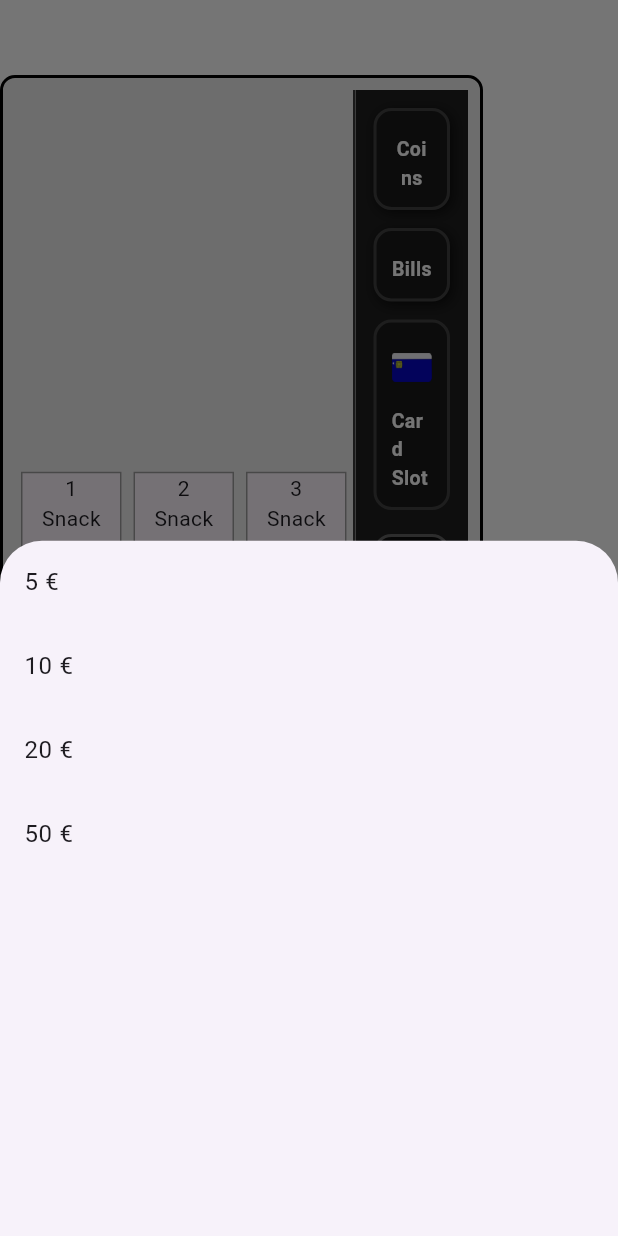
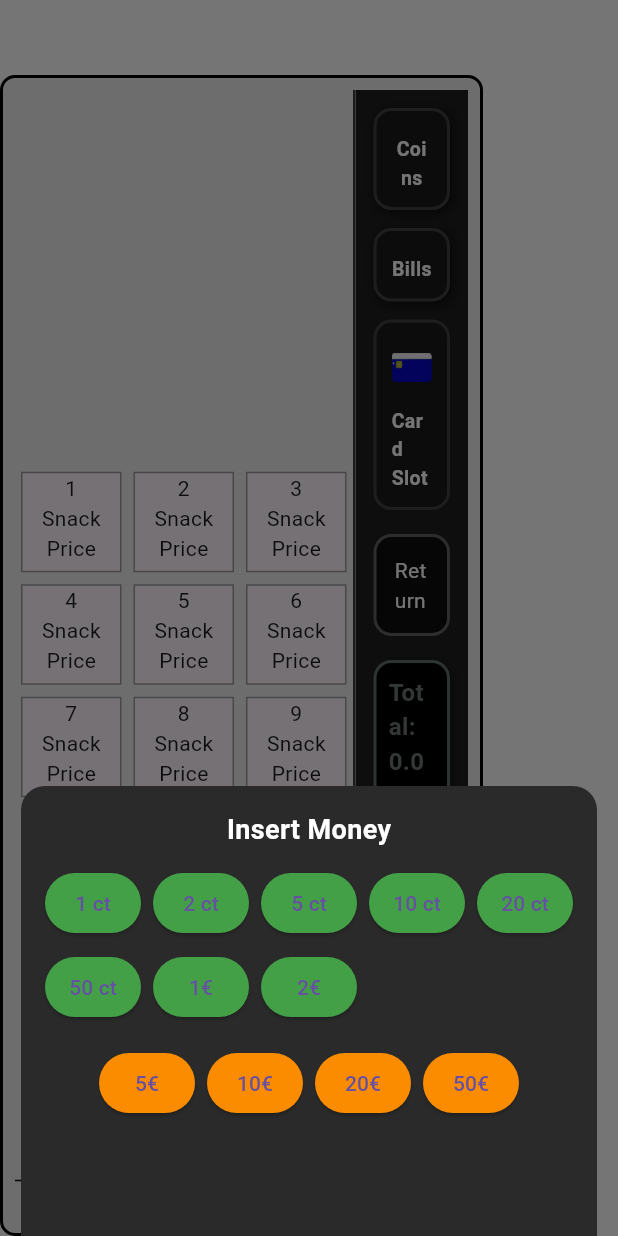
Before and after one commit to GFerhat/snackautomat, a Flutter app: the screen it shows after launch, after a tap on "Bills", on a phone screen of 412 x 824 dp. Run offline on Flutter 3.47's test engine with Material 3 defaults, Android fonts, the phone set to English and light mode, and no system bars.

Commit message:
Issue #17: Implement InsertMoneyWindow for coin, bill insertion in Sidebar and integrated into sidbar.

```diff
--- /dev/null
+++ b/lib/widgets/vending_machine/sidebar/insert_money_window.dart
@@ -0,0 +1,85 @@
+import 'package:flutter/material.dart';
+
+class InsertMoneyWindow extends StatelessWidget {
+  final Function(int) onInsert;
+  final List<int> coinValues;
+  final List<int> billValues;
+
+  const InsertMoneyWindow({
+    super.key,
+    required this.onInsert,
+    required this.coinValues,
+    required this.billValues,
+  });
+
+  @override
+  Widget build(BuildContext context) {
+    return Container(
+      padding: const EdgeInsets.all(16),
+      height: 300,
+      decoration: const BoxDecoration(
+        color: Color(0xFF2A2A2A),
+        borderRadius: BorderRadius.vertical(top: Radius.circular(16)),
+      ),
+      child: Column(
+        children: [
+          const Text(
+            "Insert Money",
+            style: TextStyle(
+              fontSize: 18,
+              fontWeight: FontWeight.bold,
+              color: Colors.white,
+            ),
+          ),
+          const SizedBox(height: 12),
+
+          // Coins
+          Wrap(
+            spacing: 8,
+            runSpacing: 8,
+            children: coinValues.map((v) {
+              return ElevatedButton(
+                onPressed: () {
+                  onInsert(v);
+                  Navigator.pop(context);
+                },
+                style: ElevatedButton.styleFrom(
+                  backgroundColor: Colors.green.shade600,
+                  padding: const EdgeInsets.symmetric(
+                    horizontal: 12,
+                    vertical: 8,
+                  ),
+                ),
+                child: Text(v < 100 ? "$v ct" : "${v ~/ 100}€"),
+              );
+            }).toList(),
+          ),
+
+          const SizedBox(height: 16),
+
+          // Bills
+          Wrap(
+            spacing: 8,
+            runSpacing: 8,
+            children: billValues.map((v) {
+              return ElevatedButton(
+                onPressed: () {
+                  onInsert(v);
+                  Navigator.pop(context);
+                },
+                style: ElevatedButton.styleFrom(
+                  backgroundColor: Colors.orange.shade600,
+                  padding: const EdgeInsets.symmetric(
+                    horizontal: 12,
+                    vertical: 8,
+                  ),
+                ),
+                child: Text("${v ~/ 100}€"),
+              );
+            }).toList(),
+          ),
+        ],
+      ),
+    );
+  }
+}
--- a/lib/widgets/vending_machine/sidebar/sidebar.dart
+++ b/lib/widgets/vending_machine/sidebar/sidebar.dart
@@ -3,6 +3,7 @@ import 'coin_slot.dart';
 import 'bill_slot.dart';
 import 'card_slot.dart';
 import 'coin_tray.dart';
+import 'insert_money_window.dart';
 
 class Sidebar extends StatefulWidget {
   const Sidebar({super.key});
@@ -20,56 +21,6 @@ class _SidebarState extends State<Sidebar> {
   String? lastCoinImage;
   String? lastBillImage;
 
-  void showCoinMenu() {
-    final List<int> coinValues = [1, 2, 5, 10, 20, 50, 100, 200];
-    showModalBottomSheet(
-      context: context,
-      builder: (_) {
-        return ListView(
-          children: coinValues.map((value) {
-            return ListTile(
-              title: Text(value < 100 ? "$value ct" : "${value ~/ 100} €"),
-              onTap: () {
-                setState(() {
-                  totalCents += value;
-                  insertedCoinValues.add(value);
-                  lastCoinImage = "assets/images/coins/coin_$value.png";
-                });
-                Navigator.pop(context);
-              },
-            );
-          }).toList(),
-        );
-      },
-    );
-  }
-
-  void showBillMenu() {
-    final List<int> billValues = [500, 1000, 2000, 5000];
-
-    showModalBottomSheet(
-      context: context,
-      builder: (_) {
-        return ListView(
-          children: billValues.map((value) {
-            return ListTile(
-              title: Text("${value ~/ 100} €"),
-              onTap: () {
-                setState(() {
-                  totalCents += value;
-                  insertedBillValues.add(value);
-                  lastBillImage =
-                      "assets/images/bills/bill_${value ~/ 100}.png";
-                });
-                Navigator.pop(context);
-              },
-            );
-          }).toList(),
-        );
-      },
-    );
-  }
-
   @override
   Widget build(BuildContext context) {
     final int insertedCoins = insertedCoinValues.length;
@@ -86,7 +37,28 @@ class _SidebarState extends State<Sidebar> {
             color: insertedCoins == 0
                 ? Colors.grey.shade800
                 : Colors.green.shade600,
-            onTap: showCoinMenu,
+            onTap: () {
+              showModalBottomSheet(
+                context: context,
+                builder: (_) => InsertMoneyWindow(
+                  coinValues: [1, 2, 5, 10, 20, 50, 100, 200],
+                  billValues: [500, 1000, 2000, 5000],
+                  onInsert: (value) {
+                    setState(() {
+                      totalCents += value;
+                      if (value < 500) {
+                        insertedCoinValues.add(value);
+                        lastCoinImage = "assets/images/coins/coin_$value.png";
+                      } else {
+                        insertedBillValues.add(value);
+                        lastBillImage =
+                            "assets/images/bills/bill_${value ~/ 100}.png";
+                      }
+                    });
+                  },
+                ),
+              );
+            },
             imagePath: lastCoinImage,
           ),
 
@@ -97,7 +69,28 @@ class _SidebarState extends State<Sidebar> {
             color: insertedBills == 0
                 ? Colors.grey.shade800
                 : Colors.orange.shade600,
-            onTap: showBillMenu,
+            onTap: () {
+              showModalBottomSheet(
+                context: context,
+                builder: (_) => InsertMoneyWindow(
+                  coinValues: [1, 2, 5, 10, 20, 50, 100, 200],
+                  billValues: [500, 1000, 2000, 5000],
+                  onInsert: (value) {
+                    setState(() {
+                      totalCents += value;
+                      if (value < 500) {
+                        insertedCoinValues.add(value);
+                        lastCoinImage = "assets/images/coins/coin_$value.png";
+                      } else {
+                        insertedBillValues.add(value);
+                        lastBillImage =
+                            "assets/images/bills/bill_${value ~/ 100}.png";
+                      }
+                    });
+                  },
+                ),
+              );
+            },
             imagePath: lastBillImage,
           ),
 
@@ -126,17 +119,6 @@ class _SidebarState extends State<Sidebar> {
 
           const SizedBox(height: 16),
 
-          // Text(
-          //   "Coins: ${insertedCoinValues.map((v) => v < 100 ? "$v ct" : "${v ~/ 100}€").join(", ")}",
-          //   style: const TextStyle(color: Colors.white70),
-          // ),
-          // Text(
-          //   "Bills: ${insertedBillValues.map((v) => "${v ~/ 100}€").join(", ")}",
-          //   style: const TextStyle(color: Colors.white70),
-          // ),
-
-          const SizedBox(height: 16),
-
           Container(
             padding: const EdgeInsets.all(8),
             decoration: BoxDecoration(
@@ -150,7 +132,7 @@ class _SidebarState extends State<Sidebar> {
                 BoxShadow(
                   color: Colors.black26,
                   blurRadius: 4,
-                  offset: Offset(2, 2),
+                  offset: const Offset(2, 2),
                 ),
               ],
             ),
```
